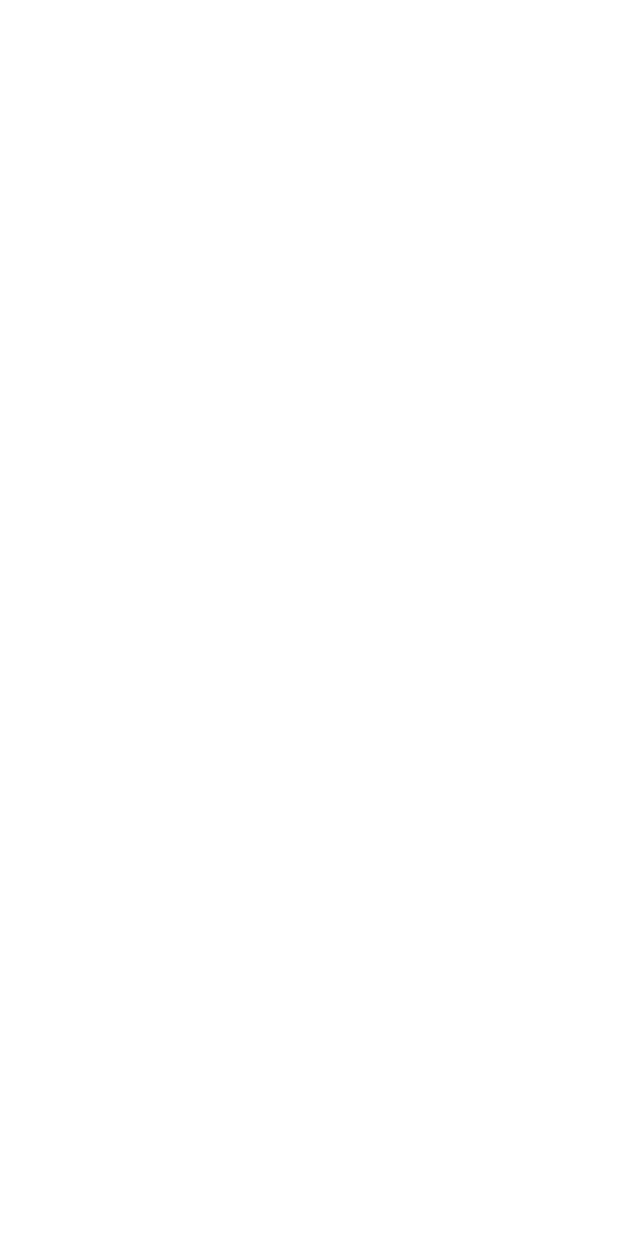
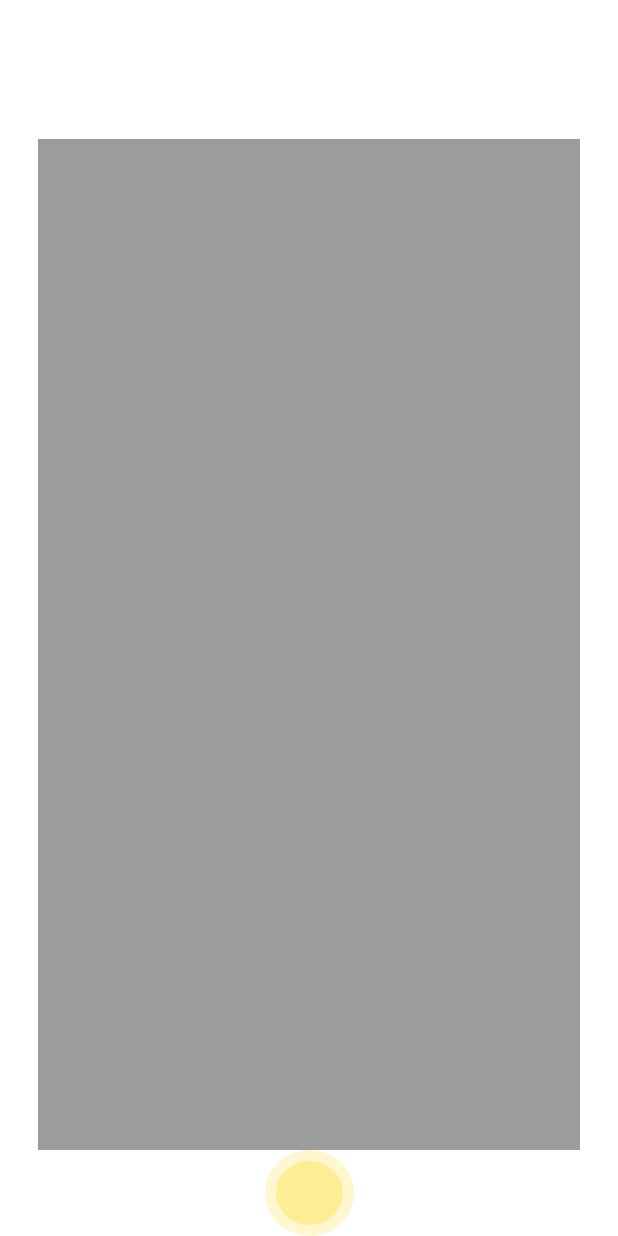
Before and after one commit to kgm-930/harufilm, an Android app: the CameraActivity screen opened directly, with no data from a screen before it, on a phone screen of 412 x 824 dp. Before the commit the screen is empty. Run offline under Robolectric (Android 15) with nearby library versions, the phone set to English and light mode, and no system bars.

Commit message:
[105] feat camera xml add

```diff
--- a/android/TodayFilm/app/src/main/res/layout/activity_camera.xml
+++ b/android/TodayFilm/app/src/main/res/layout/activity_camera.xml
@@ -1,9 +1,98 @@
 <?xml version="1.0" encoding="utf-8"?>
-<androidx.constraintlayout.widget.ConstraintLayout xmlns:android="http://schemas.android.com/apk/res/android"
+<RelativeLayout xmlns:android="http://schemas.android.com/apk/res/android"
     xmlns:app="http://schemas.android.com/apk/res-auto"
     xmlns:tools="http://schemas.android.com/tools"
     android:layout_width="match_parent"
     android:layout_height="match_parent"
-    tools:context=".CameraActivity">
+    tools:context=".CameraActivity"
+    android:background="@color/white"
+    android:orientation="vertical"
 
-</androidx.constraintlayout.widget.ConstraintLayout>
+    >
+
+    <LinearLayout
+        android:layout_width="match_parent"
+        android:layout_height="wrap_content"
+        android:layout_above="@+id/linearLayout8"
+        android:orientation="vertical"
+
+
+
+        >
+
+        <View
+            android:layout_width="361dp"
+            android:layout_height="674dp"
+            android:layout_gravity="center"
+            android:background="@color/gray_200" />
+
+
+    </LinearLayout>
+
+
+    <androidx.constraintlayout.widget.ConstraintLayout
+        android:id="@+id/linearLayout8"
+        android:layout_width="match_parent"
+        android:layout_height="wrap_content"
+        android:layout_alignParentBottom="true"
+        android:background="@color/white"
+
+
+        >
+
+        <View
+            android:id="@+id/view4"
+            android:layout_width="59dp"
+            android:layout_height="57dp"
+
+            android:background="@drawable/btn_home"
+            app:layout_constraintEnd_toEndOf="parent"
+            app:layout_constraintStart_toStartOf="parent"
+            app:layout_constraintTop_toTopOf="parent" />
+
+
+    </androidx.constraintlayout.widget.ConstraintLayout>
+
+
+    <androidx.constraintlayout.widget.ConstraintLayout
+        android:layout_width="match_parent"
+        android:layout_height="wrap_content"
+        android:layout_alignParentBottom="true"
+        android:paddingHorizontal="70dp"
+        android:paddingBottom="5dp"
+        android:visibility="gone"
+
+
+        android:background="@color/white">
+
+        <TextView
+            android:layout_width="wrap_content"
+            android:layout_height="wrap_content"
+            android:text="다시시도"
+            android:textSize="28sp"
+            android:textStyle="bold"
+            />
+
+        <TextView
+            android:layout_width="wrap_content"
+            android:layout_height="wrap_content"
+            android:text="확인"
+            android:textSize="28sp"
+            android:textStyle="bold"
+            app:layout_constraintEnd_toEndOf="parent"
+            tools:layout_editor_absoluteY="0dp" />
+
+    </androidx.constraintlayout.widget.ConstraintLayout>
+
+
+
+
+
+
+
+
+
+
+
+
+</RelativeLayout>
```
Also changed, not shown: android/TodayFilm/app/src/main/res/layout/activity_main.xml (+42 -28 lines), android/TodayFilm/app/src/main/res/xml/activity_main_xml_constraintlayout_scene.xml (added, +19 -0 lines), 1 other file.
